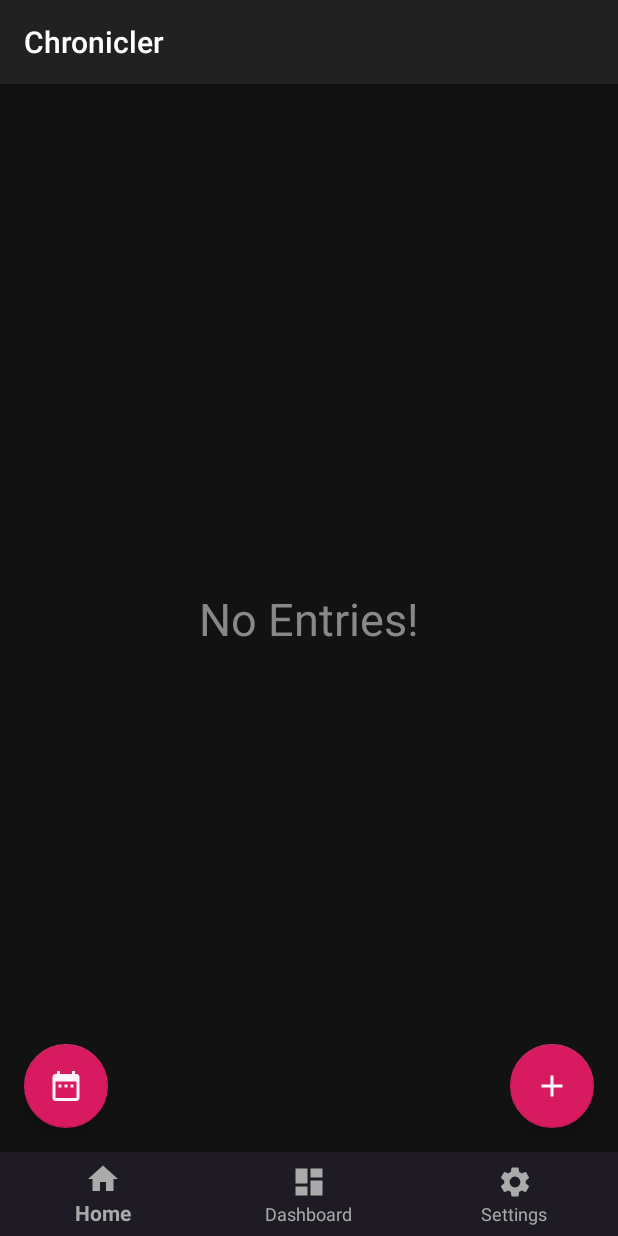
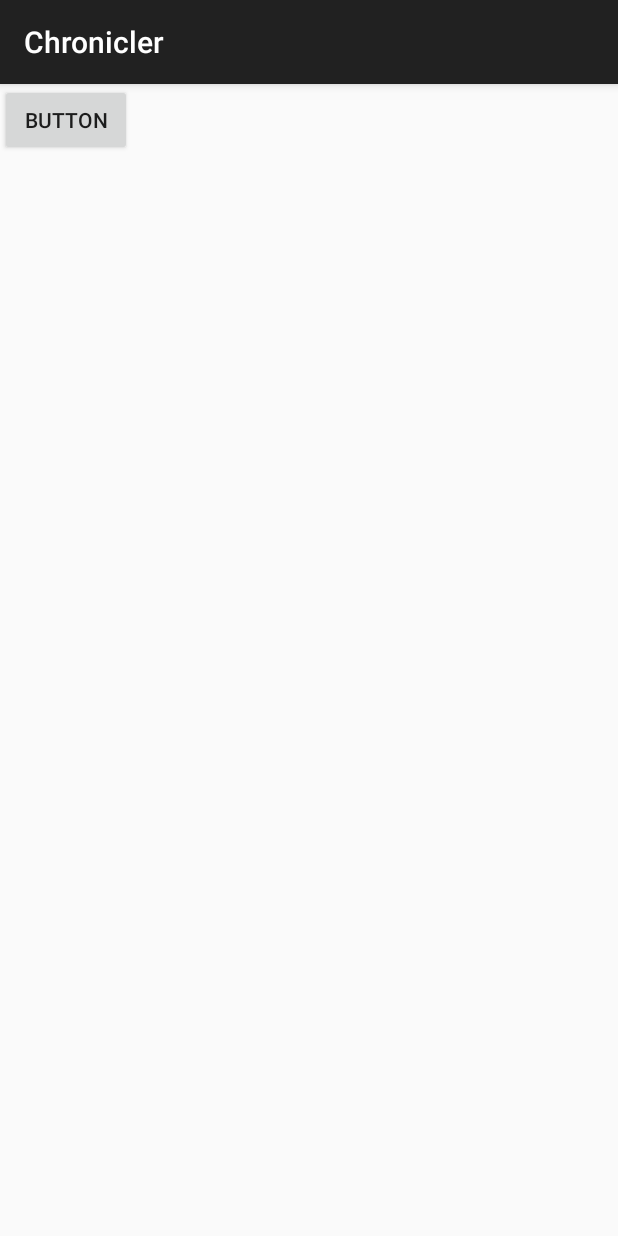
Before and after one commit to SaurabhDRao/Chronicler, an Android app: the screen it shows after launch (MainActivity), on a phone screen of 412 x 824 dp. Run offline under Robolectric (Android 15) with nearby library versions, the phone set to English and light mode, and no system bars; our stand-ins replace Firebase (no records; nobody signed in at launch, a user with empty details on screens opened directly), Room's generated code.

Commit message:
changed to base activity

```diff
--- a/app/src/main/java/com/example/myapplication/MainActivity.java
+++ b/app/src/main/java/com/example/myapplication/MainActivity.java
@@ -1,6 +1,7 @@
 package com.example.myapplication;
 
 import android.arch.persistence.room.Room;
+import android.content.Intent;
 import android.support.annotation.NonNull;
 import android.support.design.widget.BottomNavigationView;
 import android.support.v4.app.Fragment;
@@ -9,6 +10,8 @@ import android.os.Bundle;
 import android.util.Log;
 import android.view.Menu;
 import android.view.MenuItem;
+import android.view.View;
+import android.widget.Button;
 
 import com.example.myapplication.RoomDatabaseConfig.JournalDatabase;
 import com.google.firebase.auth.FirebaseAuth;
@@ -16,9 +19,6 @@ import com.google.firebase.auth.FirebaseUser;
 
 public class MainActivity extends AppCompatActivity {
 
-    BottomNavigationView navView;
-    private FirebaseAuth myAuth;
-    FirebaseUser user;
 
     public static JournalDatabase myDatabase;
 
@@ -27,76 +27,15 @@ public class MainActivity extends AppCompatActivity {
         super.onCreate(savedInstanceState);
         setContentView(R.layout.activity_main);
 
-//        getSupportActionBar().hide();
-        myAuth = FirebaseAuth.getInstance();
-
         myDatabase = Room.databaseBuilder(getApplicationContext(), JournalDatabase.class, "chroniclerdb").allowMainThreadQueries().build();
 
-        getSupportFragmentManager().beginTransaction().replace(R.id.fragment_container, new HomeFragment()).commit();
-
-        navView = findViewById(R.id.nav_view);
-        navView.setOnNavigationItemSelectedListener(navListener);
-
-        Log.d("YO", "das");
-    }
-
-    @Override
-    public boolean onCreateOptionsMenu(Menu menu) {
-        super.onCreateOptionsMenu(menu);
-        if(myAuth.getCurrentUser() != null)
-            getMenuInflater().inflate(R.menu.logout_menu, menu);
-        return true;
-    }
-
-    @Override
-    public boolean onOptionsItemSelected(MenuItem item) {
-        super.onOptionsItemSelected(item);
-        myAuth.signOut();
-        navView.getMenu().findItem(R.id.navigation_dashboard).setChecked(true);
-        getSupportFragmentManager().beginTransaction().replace(R.id.fragment_container, new UnregisteredFragment()).commit();
-        item.setVisible(false);
-        return true;
-    }
-
-    private BottomNavigationView.OnNavigationItemSelectedListener navListener =
-            new BottomNavigationView.OnNavigationItemSelectedListener() {
-                @Override
-                public boolean onNavigationItemSelected(@NonNull MenuItem item) {
-                    Fragment selectedFragment = null;
-
-                    switch(item.getItemId()) {
-                        case R.id.navigation_home:
-                            selectedFragment = new HomeFragment();
-//                            getSupportActionBar().hide();
-                            break;
-
-                        case R.id.navigation_settings:
-                            selectedFragment = new SettingsFragment();
-//                            getSupportActionBar().show();
-                            break;
-
-                        case R.id.navigation_dashboard:
-                            if(myAuth.getCurrentUser() != null) {
-                                selectedFragment = new DashboardFragment();
-                            } else {
-                                selectedFragment = new UnregisteredFragment();
-                            }
-////                            getSupportActionBar().show();
-                            break;
-
-                        default: return false;
-                    }
-
-                    getSupportFragmentManager().beginTransaction().replace(R.id.fragment_container, selectedFragment).commit();
-
-                    return true;
-                }
-            };
-
-    @Override
-    protected void onStart() {
-        super.onStart();
-
-        user = myAuth.getCurrentUser();
+        Button btn = findViewById(R.id.next_btn);
+        btn.setOnClickListener(new View.OnClickListener() {
+            @Override
+            public void onClick(View view) {
+                startActivity(new Intent(getApplicationContext(), BaseActivity.class));
+                finish();
+            }
+        });
     }
 }
--- a/app/src/main/java/com/example/myapplication/ProfileActivity.java
+++ b/app/src/main/java/com/example/myapplication/ProfileActivity.java
@@ -38,7 +38,7 @@ public class ProfileActivity extends AppCompatActivity {
 
     Uri pickedImgUri;
 
-    TextView emailTv;
+    TextView emailTv, usernameTv;
     ImageView profileImg;
     FirebaseAuth myAuth;
     FirebaseUser currentUser;
@@ -50,12 +50,14 @@ public class ProfileActivity extends AppCompatActivity {
         setContentView(R.layout.activity_profile);
 
         emailTv = findViewById(R.id.profile_email);
+        usernameTv = findViewById(R.id.profile_username);
         profileImg = findViewById(R.id.profile_image);
         progressBar = findViewById(R.id.profile_progressBar);
 
         myAuth = FirebaseAuth.getInstance();
         currentUser = myAuth.getCurrentUser();
         emailTv.setText(myAuth.getCurrentUser().getEmail());
+        usernameTv.setText(myAuth.getCurrentUser().getDisplayName());
 
         if(currentUser.getPhotoUrl() != null) {
             Picasso.get().load(currentUser.getPhotoUrl()).into(profileImg);
--- a/app/src/main/java/com/example/myapplication/RoomDatabaseConfig/JournalDatabase.java
+++ b/app/src/main/java/com/example/myapplication/RoomDatabaseConfig/JournalDatabase.java
@@ -3,7 +3,7 @@ package com.example.myapplication.RoomDatabaseConfig;
 import android.arch.persistence.room.Database;
 import android.arch.persistence.room.RoomDatabase;
 
-@Database(entities = { JournalEntry.class }, version = 1)
+@Database(entities = { JournalEntry.class }, version = 1, exportSchema = false)
 public abstract class JournalDatabase extends RoomDatabase {
 
     public abstract JournalDao journalDao();
--- a/app/src/main/res/layout/activity_main.xml
+++ b/app/src/main/res/layout/activity_main.xml
@@ -5,25 +5,12 @@
     android:id="@+id/container"
     android:layout_width="match_parent"
     android:layout_height="match_parent"
-    tools:context="com.example.myapplication.LoginActivity">
+    tools:context="com.example.myapplication.MainActivity">
 
-    <FrameLayout
-        android:id="@+id/fragment_container"
-        android:layout_width="match_parent"
-        android:layout_height="match_parent"
-        android:layout_above="@id/nav_view"
-        android:background="@color/backgroundColor">
-
-    </FrameLayout>
-
-    <android.support.design.widget.BottomNavigationView
-        android:id="@+id/nav_view"
-        android:layout_width="match_parent"
+    <Button
+        android:id="@+id/next_btn"
+        android:layout_width="wrap_content"
         android:layout_height="wrap_content"
-        android:background="@color/backgroundColorLight"
-        app:itemTextColor="#aaa"
-        app:itemIconTint="#aaa"
-        android:layout_alignParentBottom="true"
-        app:menu="@menu/bottom_nav_menu" />
+        android:text="Button" />
 
 </RelativeLayout>
--- a/app/src/main/res/layout/fragment_settings.xml
+++ b/app/src/main/res/layout/fragment_settings.xml
@@ -12,7 +12,7 @@
         android:layout_width="match_parent"
         android:layout_height="wrap_content"
         android:text="My Profile"
-        android:textColor="@color/primaryPurple"
+        android:textColor="#ccc"
         android:textSize="25sp"
         android:background="@color/backgroundColorLight"
         android:padding="15dp"/>
```
Also changed, not shown: app/src/main/AndroidManifest.xml (+4 -3 lines), app/src/main/java/com/example/myapplication/BaseActivity.java (added, +97 -0 lines), app/src/main/res/layout/activity_base.xml (added, +29 -0 lines), app/src/main/res/layout/activity_profile.xml (+13 -0 lines).
